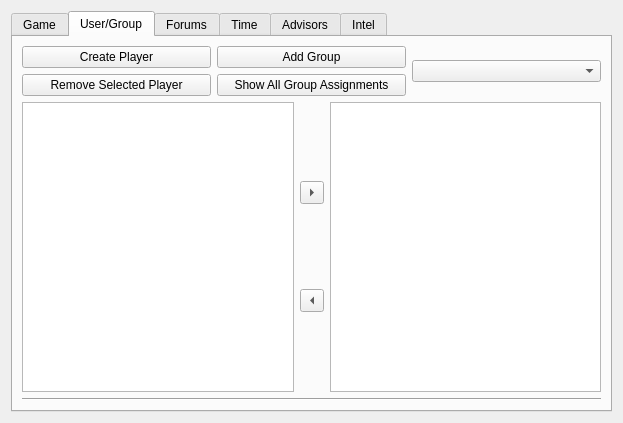
This is ui/EditScenarioForm.ui in dmzdev/stance as Qt 5 draws it before an edit. The edited form follows.
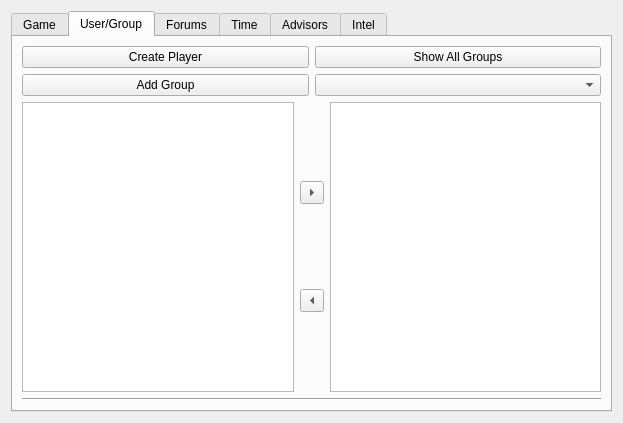
This is the edited form. The open tabs and pages were chosen to show the change.

Commit message: Advisor / edit scenario UI windows reworked for smaller screen resolutions. Fixed avatar display when adding forum comment. Consolidated text input limits.

The edit to the form file:
```diff
--- a/ui/EditScenarioForm.ui
+++ b/ui/EditScenarioForm.ui
@@ -106,35 +106,28 @@
             </widget>
            </item>
            <item>
-            <widget class="QPushButton" name="removePlayerButton">
-             <property name="text">
-              <string>Remove Selected Player</string>
-             </property>
-            </widget>
-           </item>
-          </layout>
-         </item>
-         <item>
-          <layout class="QVBoxLayout" name="verticalLayout_41">
-           <item>
             <widget class="QPushButton" name="addGroupButton">
              <property name="text">
               <string>Add Group</string>
              </property>
             </widget>
            </item>
+          </layout>
+         </item>
+         <item>
+          <layout class="QVBoxLayout" name="verticalLayout_3">
            <item>
             <widget class="QPushButton" name="allGroupButton">
              <property name="text">
-              <string>Show All Group Assignments</string>
+              <string>Show All Groups</string>
              </property>
             </widget>
            </item>
+           <item>
+            <widget class="QComboBox" name="groupComboBox"/>
+           </item>
           </layout>
          </item>
-         <item>
-          <widget class="QComboBox" name="groupComboBox"/>
-         </item>
         </layout>
        </item>
        <item>
```
The commit also changes 5 other files.
